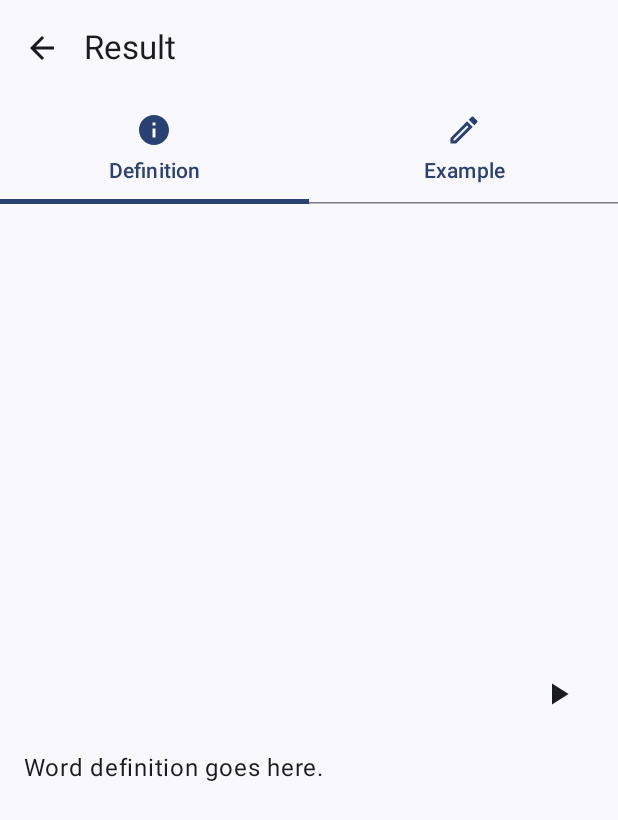
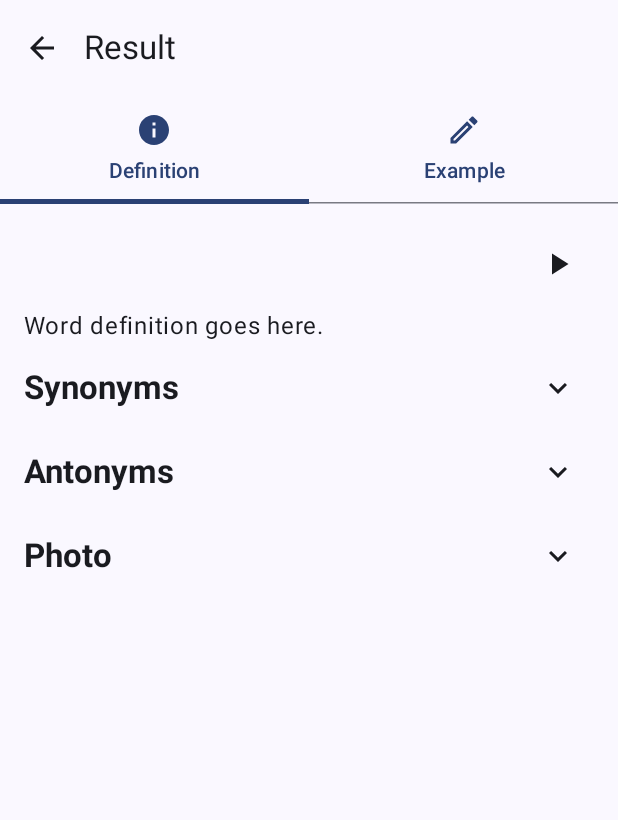
Before and after one commit to hohieucse01/SmartDictionary, an Android app built with Jetpack Compose: the ResultScreen screen opened through its navigation route, on a phone screen of 412 x 824 dp. Shown: the top 820 px of the screen. Run offline under Robolectric (Android 15) with nearby library versions, the light colour scheme and no system bars.

Commit message:
done with UI

```diff
--- a/frontend/app/src/main/java/com/example/smartdictapp/ui/result/DefinitionScreen.kt
+++ b/frontend/app/src/main/java/com/example/smartdictapp/ui/result/DefinitionScreen.kt
@@ -1,11 +1,14 @@
 package com.example.smartdictapp.ui.result
 
+import androidx.compose.foundation.gestures.scrollable
 import androidx.compose.foundation.layout.Arrangement
 import androidx.compose.foundation.layout.Box
 import androidx.compose.foundation.layout.Column
 import androidx.compose.foundation.layout.Row
 import androidx.compose.foundation.layout.fillMaxWidth
 import androidx.compose.foundation.layout.padding
+import androidx.compose.foundation.rememberScrollState
+import androidx.compose.foundation.verticalScroll
 import androidx.compose.material.icons.Icons
 import androidx.compose.material.icons.filled.PlayArrow
 import androidx.compose.material3.Icon
@@ -13,6 +16,10 @@ import androidx.compose.material3.IconButton
 import androidx.compose.material3.MaterialTheme
 import androidx.compose.material3.Text
 import androidx.compose.runtime.Composable
+import androidx.compose.runtime.getValue
+import androidx.compose.runtime.mutableStateOf
+import androidx.compose.runtime.remember
+import androidx.compose.runtime.setValue
 import androidx.compose.ui.Alignment
 import androidx.compose.ui.Modifier
 import androidx.compose.ui.unit.dp
@@ -23,13 +30,16 @@ fun DefinitionScreen(
     inputText: String,
     onEvent: (DictEvent) -> Unit
 ) {
+    var imageExpanded by remember { mutableStateOf(false) }
+
     Box(
         modifier = Modifier
             .fillMaxWidth()
             .padding(16.dp)
     ) {
         Column(
-            verticalArrangement = Arrangement.spacedBy(16.dp)
+            verticalArrangement = Arrangement.spacedBy(8.dp),
+            modifier = Modifier.verticalScroll(rememberScrollState())
         ) {
             Row(
                 horizontalArrangement = Arrangement.SpaceBetween,
@@ -38,7 +48,7 @@ fun DefinitionScreen(
             ) {
                 // Word definition
                 Text(
-                    text = inputText, style = MaterialTheme.typography.titleLarge
+                    text = inputText, style = MaterialTheme.typography.headlineLarge
                 )
                 // Word pronunciation
                 IconButton(onClick = { /*TODO*/ }) {
@@ -51,7 +61,42 @@ fun DefinitionScreen(
                 text = "Word definition goes here.", style = MaterialTheme.typography.bodyLarge
             )
 
-            // Synonyms & antonyms
+            // Synonyms
+            WordCard(
+                header = "Synonyms",
+                wordList = listOf(
+                    WordPair("word1", "meaning1"),
+                    WordPair("word2", "meaning2"),
+                    WordPair("word3", "meaning3"),
+                    WordPair("word4", "meaning4"),
+                    WordPair("word5", "meaning5"),
+                    WordPair("word6", "meaning6"),
+                    WordPair("word7", "meaning7"),
+                    WordPair("word8", "meaning8"),
+                    WordPair("word9", "meaning9"),
+                    WordPair("word10", "meaning10"),
+                )
+            )
+
+            // Antonyms
+            WordCard(
+                header = "Antonyms",
+                wordList = listOf(
+                    WordPair("word1", "meaning1"),
+                    WordPair("word2", "meaning2"),
+                    WordPair("word3", "meaning3"),
+                    WordPair("word4", "meaning4"),
+                    WordPair("word5", "meaning5"),
+                    WordPair("word6", "meaning6"),
+                    WordPair("word7", "meaning7"),
+                    WordPair("word8", "meaning8"),
+                    WordPair("word9", "meaning9"),
+                    WordPair("word10", "meaning10"),
+                )
+            )
+
+            // Photos
+            PhotoCard()
 
         }
     }
--- /dev/null
+++ b/frontend/app/src/main/java/com/example/smartdictapp/ui/result/PhotoCard.kt
@@ -0,0 +1,68 @@
+package com.example.smartdictapp.ui.result
+
+import androidx.compose.foundation.layout.Arrangement
+import androidx.compose.foundation.layout.Column
+import androidx.compose.foundation.layout.Row
+import androidx.compose.foundation.layout.fillMaxWidth
+import androidx.compose.material.icons.Icons
+import androidx.compose.material.icons.filled.KeyboardArrowDown
+import androidx.compose.material.icons.filled.KeyboardArrowUp
+import androidx.compose.material3.Card
+import androidx.compose.material3.CardDefaults
+import androidx.compose.material3.ExperimentalMaterial3Api
+import androidx.compose.material3.Icon
+import androidx.compose.material3.IconButton
+import androidx.compose.material3.MaterialTheme
+import androidx.compose.material3.Text
+import androidx.compose.runtime.Composable
+import androidx.compose.runtime.getValue
+import androidx.compose.runtime.mutableStateOf
+import androidx.compose.runtime.remember
+import androidx.compose.runtime.setValue
+import androidx.compose.ui.Alignment
+import androidx.compose.ui.Modifier
+import androidx.compose.ui.graphics.Color
+import androidx.compose.ui.text.font.FontWeight
+
+@OptIn(ExperimentalMaterial3Api::class)
+@Composable
+fun PhotoCard() {
+    var expanded by remember { mutableStateOf(false) }
+
+    Card (
+        modifier = Modifier.fillMaxWidth(),
+        onClick = { expanded = !expanded },
+        colors = CardDefaults.cardColors(
+            containerColor = Color.Transparent
+        )
+    ) {
+        Column {
+            Row(
+                modifier = Modifier.fillMaxWidth(),
+                horizontalArrangement = Arrangement.SpaceBetween,
+                verticalAlignment = Alignment.CenterVertically
+            ) {
+
+                Text(
+                    text = "Photo",
+                    style = MaterialTheme.typography.titleLarge,
+                    fontWeight = FontWeight.Bold
+                )
+
+                IconButton(onClick = { expanded = !expanded }) {
+                    Icon(
+                        imageVector = if (expanded) {
+                            Icons.Filled.KeyboardArrowUp
+                        } else {
+                            Icons.Filled.KeyboardArrowDown
+                        }, contentDescription = "Expand"
+                    )
+                }
+            }
+
+            if (expanded) {
+
+            }
+        }
+    }
+}
--- a/frontend/app/src/main/java/com/example/smartdictapp/ui/result/ResultScreen.kt
+++ b/frontend/app/src/main/java/com/example/smartdictapp/ui/result/ResultScreen.kt
@@ -1,5 +1,6 @@
 package com.example.smartdictapp.ui.result
 
+import android.graphics.Paint.Align
 import androidx.compose.foundation.ExperimentalFoundationApi
 import androidx.compose.foundation.layout.Column
 import androidx.compose.foundation.layout.PaddingValues
@@ -27,6 +28,7 @@ import androidx.compose.runtime.getValue
 import androidx.compose.runtime.mutableIntStateOf
 import androidx.compose.runtime.remember
 import androidx.compose.runtime.setValue
+import androidx.compose.ui.Alignment
 import androidx.compose.ui.Modifier
 import androidx.compose.ui.platform.LocalContext
 import androidx.compose.ui.tooling.preview.Preview
@@ -105,21 +107,18 @@ fun ResultScreen(
             HorizontalPager(
                 state = pagerState, modifier = Modifier
                     .fillMaxWidth()
-                    .weight(1f)
+                    .weight(1f),
+                verticalAlignment = Alignment.Top
             ) { index ->
                 when (index) {
                     0 -> {
                         DefinitionScreen(
                             inputText = inputText, onEvent = onEvent
                         )
-//                        Text("Definition")
                     }
 
                     1 -> {
-                        ExampleScreen(
-                        )
-//                        Text("Example")
-
+                        ExampleScreen()
                     }
                 }
             }
--- /dev/null
+++ b/frontend/app/src/main/java/com/example/smartdictapp/ui/result/WordCard.kt
@@ -0,0 +1,122 @@
+package com.example.smartdictapp.ui.result
+
+import androidx.compose.animation.animateContentSize
+import androidx.compose.animation.core.Spring
+import androidx.compose.animation.core.spring
+import androidx.compose.foundation.layout.Arrangement
+import androidx.compose.foundation.layout.Column
+import androidx.compose.foundation.layout.Row
+import androidx.compose.foundation.layout.fillMaxWidth
+import androidx.compose.foundation.layout.padding
+import androidx.compose.foundation.lazy.LazyColumn
+import androidx.compose.foundation.lazy.items
+import androidx.compose.material.icons.Icons
+import androidx.compose.material.icons.filled.KeyboardArrowDown
+import androidx.compose.material.icons.filled.KeyboardArrowUp
+import androidx.compose.material3.Card
+import androidx.compose.material3.CardDefaults
+import androidx.compose.material3.ExperimentalMaterial3Api
+import androidx.compose.material3.Icon
+import androidx.compose.material3.IconButton
+import androidx.compose.material3.MaterialTheme
+import androidx.compose.material3.Text
+import androidx.compose.runtime.Composable
+import androidx.compose.runtime.getValue
+import androidx.compose.runtime.mutableStateOf
+import androidx.compose.runtime.remember
+import androidx.compose.runtime.setValue
+import androidx.compose.ui.Alignment
+import androidx.compose.ui.Modifier
+import androidx.compose.ui.graphics.Color
+import androidx.compose.ui.text.font.FontWeight
+import androidx.compose.ui.tooling.preview.Preview
+import androidx.compose.ui.unit.dp
+import kotlin.math.exp
+
+data class WordPair(
+    val word: String, val meaning: String
+)
+
+@OptIn(ExperimentalMaterial3Api::class)
+@Composable
+fun WordCard(
+    header: String, wordList: List<WordPair>
+) {
+    var expanded by remember { mutableStateOf(false) }
+
+    Card(
+        modifier = Modifier.fillMaxWidth(),
+        onClick = { expanded = !expanded },
+        colors = CardDefaults.cardColors(
+            containerColor = Color.Transparent
+        )
+    ) {
+
+        Column {
+            Row(
+                modifier = Modifier.fillMaxWidth(),
+                horizontalArrangement = Arrangement.SpaceBetween,
+                verticalAlignment = Alignment.CenterVertically
+            ) {
+
+                Text(
+                    text = header,
+                    style = MaterialTheme.typography.titleLarge,
+                    fontWeight = FontWeight.Bold
+                )
+
+                IconButton(onClick = { expanded = !expanded }) {
+                    Icon(
+                        imageVector = if (expanded) {
+                            Icons.Filled.KeyboardArrowUp
+                        } else {
+                            Icons.Filled.KeyboardArrowDown
+                        }, contentDescription = "Expand"
+                    )
+                }
+            }
+
+            if (expanded) {
+                Column(
+                    verticalArrangement = Arrangement.spacedBy(8.dp),
+                ) {
+                    wordList.forEach { wordPair ->
+                        Row(
+                            horizontalArrangement = Arrangement.spacedBy(8.dp)
+                        ) {
+                            Text(
+                                text = "${wordPair.word}:",
+                                style = MaterialTheme.typography.bodyLarge,
+                                fontWeight = FontWeight.Bold
+                            )
+                            Text(
+                                text = wordPair.meaning, style = MaterialTheme.typography.bodyLarge
+                            )
+                        }
+                    }
+                }
+            }
+        }
+
+
+    }
+}
+
+//@Preview
+//@Composable
+//fun WordCardPreview() {
+//    WordCard(
+//        header = "Word Card", wordList = listOf(
+//            WordPair("Word1", "Meaning1"),
+//            WordPair("Word2", "Meaning2"),
+//            WordPair("Word3", "Meaning3"),
+//            WordPair("Word4", "Meaning4"),
+//            WordPair("Word5", "Meaning5"),
+//            WordPair("Word6", "Meaning6"),
+//            WordPair("Word7", "Meaning7"),
+//            WordPair("Word8", "Meaning8"),
+//            WordPair("Word9", "Meaning9"),
+//            WordPair("Word10", "Meaning10"),
+//        )
+//    )
+//}
```
